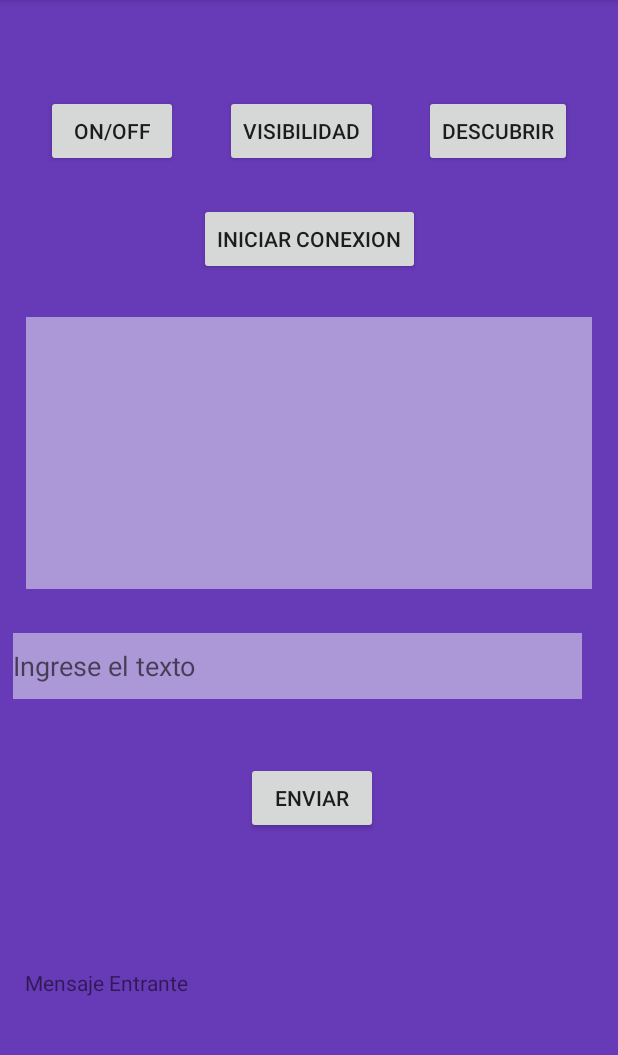
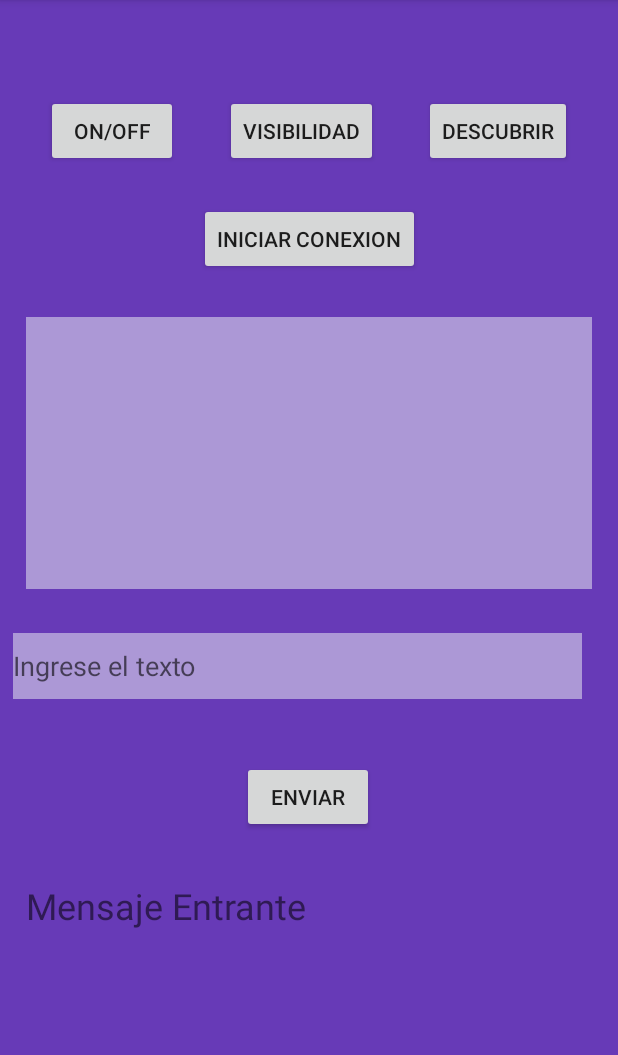
Before and after one commit to franciscoiarussi/Ingenieria, an Android app: the screen it shows after launch (MainActivity), after a tap on "DESCUBRIR", on a phone screen of 412 x 824 dp, the part 84-1139 px from its top. Run offline under Robolectric (Android 15) with nearby library versions, the phone set to English and light mode, and no system bars.

Commit message:
Arregle chat

```diff
--- a/app/src/main/java/com/example/ingenieria/MainActivity.java
+++ b/app/src/main/java/com/example/ingenieria/MainActivity.java
@@ -1,9 +1,5 @@
 package com.example.ingenieria;
 
-import androidx.annotation.RequiresApi;
-import androidx.appcompat.app.AppCompatActivity;
-import androidx.core.app.NotificationCompatSideChannelService;
-import androidx.localbroadcastmanager.content.LocalBroadcastManager;
 
 import android.Manifest;
 import android.bluetooth.BluetoothAdapter;
@@ -18,15 +14,18 @@ import android.util.Log;
 import android.view.View;
 import android.widget.AdapterView;
 import android.widget.Button;
-
 import android.widget.EditText;
-import android.widget.ListAdapter;
 import android.widget.ListView;
 import android.widget.TextView;
 
 import java.nio.charset.Charset;
 import java.util.ArrayList;
 import java.util.UUID;
+
+import androidx.annotation.RequiresApi;
+import androidx.appcompat.app.AppCompatActivity;
+import androidx.localbroadcastmanager.content.LocalBroadcastManager;
+
 
 public class MainActivity extends AppCompatActivity implements AdapterView.OnItemClickListener{
     private static final String TAG = "MainActivity";
@@ -139,15 +138,16 @@ public class MainActivity extends AppCompatActivity implements AdapterView.OnIte
         }
     };
 
+
     private BroadcastReceiver mReceiver = new BroadcastReceiver() {
         @Override
         public void onReceive(Context context, Intent intent) {
             String text=intent.getStringExtra("elMensaje");
-
-            messages.append(text="\n");
+            messages.append(text + "\n");
             incomingMessage.setText(messages);
         }
     };
+
 
     @Override
     protected void onCreate(Bundle savedInstanceState) {
@@ -159,9 +159,8 @@ public class MainActivity extends AppCompatActivity implements AdapterView.OnIte
         nBTDevices = new ArrayList<>();
         btnDescubrir = (Button) findViewById(R.id.btnFindUnpairedDevices);
         nBluetoothAdapter = BluetoothAdapter.getDefaultAdapter();
+        editText = (EditText) findViewById(R.id.editText);
 
-        IntentFilter filter=new IntentFilter(BluetoothDevice.ACTION_BOND_STATE_CHANGED);
-        registerReceiver(nBroadcastReceiver4,filter);
 
         btnStartConnection = (Button) findViewById(R.id.btnStartConnection);
         btnSend = (Button) findViewById(R.id.btnSend);
@@ -169,7 +168,11 @@ public class MainActivity extends AppCompatActivity implements AdapterView.OnIte
         messages = new StringBuilder();
         LocalBroadcastManager.getInstance(this).registerReceiver(mReceiver,  new IntentFilter("MensajeEntrante"));
 
-        editText = (EditText) findViewById(R.id.editText);
+        //cuando el bond realice cambios
+        IntentFilter filter=new IntentFilter(BluetoothDevice.ACTION_BOND_STATE_CHANGED);
+        registerReceiver(nBroadcastReceiver4,filter);
+
+
 
         lvNewDevices.setOnItemClickListener(MainActivity.this);
 
@@ -271,6 +274,8 @@ public class MainActivity extends AppCompatActivity implements AdapterView.OnIte
             registerReceiver(nBroadcastReceiver1, BTIntent);
         }
     } // habilita bluetooth
+
+
     @Override
     protected void onDestroy() {
         Log.d(TAG, "onDestroy:called");
@@ -301,7 +306,7 @@ public class MainActivity extends AppCompatActivity implements AdapterView.OnIte
 
     @RequiresApi(api = Build.VERSION_CODES.M)
     private void checkBTPermissions() {
-        if(Build.VERSION.SDK_INT > Build.VERSION_CODES.M){
+        if(Build.VERSION.SDK_INT > Build.VERSION_CODES.LOLLIPOP){
             int permissionCheck = this.checkSelfPermission("Manifest.permission.ACCESS_FINE_LOCATION");
             permissionCheck += this.checkSelfPermission("Manifest.permission.ACCESS_COARSE_LOCATION");
             if (permissionCheck != 0) {
@@ -313,4 +318,6 @@ public class MainActivity extends AppCompatActivity implements AdapterView.OnIte
         }
     } // chekea version de android con permisos
 
+
+
 }
--- a/app/src/main/res/layout/activity_main.xml
+++ b/app/src/main/res/layout/activity_main.xml
@@ -88,12 +88,13 @@
         android:layout_marginLeft="160dp"
         android:layout_marginEnd="160dp"
         android:layout_marginRight="160dp"
-        android:layout_marginBottom="212dp"
         android:text="@string/enviar"
         app:layout_constraintBottom_toBottomOf="parent"
         app:layout_constraintEnd_toEndOf="parent"
-        app:layout_constraintHorizontal_bias="1.0"
-        app:layout_constraintStart_toStartOf="parent" />
+        app:layout_constraintHorizontal_bias="0.333"
+        app:layout_constraintStart_toStartOf="parent"
+        app:layout_constraintTop_toTopOf="parent"
+        app:layout_constraintVertical_bias="0.705" />
 
     <EditText
         android:id="@+id/editText"
@@ -133,13 +134,16 @@
 
     <TextView
         android:id="@+id/MensajeEntrante"
-        android:layout_width="379dp"
-        android:layout_height="33dp"
-        android:text="Mensaje Entrante"
+        android:layout_width="380dp"
+        android:layout_height="130dp"
+        android:text="@string/mensaje_entrante"
+        android:textSize="24sp"
         app:layout_constraintBottom_toBottomOf="parent"
         app:layout_constraintEnd_toEndOf="parent"
+        app:layout_constraintHorizontal_bias="0.548"
         app:layout_constraintStart_toStartOf="parent"
-        app:layout_constraintTop_toBottomOf="@+id/btnSend"
+        app:layout_constraintTop_toTopOf="parent"
+        app:layout_constraintVertical_bias="0.921"
         tools:ignore="MissingConstraints" />
 
 
--- a/app/src/main/res/values/strings.xml
+++ b/app/src/main/res/values/strings.xml
@@ -7,4 +7,5 @@
     <string name="iniciar_conexion">Iniciar Conexion</string>
     <string name="ingrese_el_texto">Ingrese el texto</string>
     <string name="enviar">Enviar</string>
+    <string name="mensaje_entrante">Mensaje Entrante</string>
 </resources>
```
